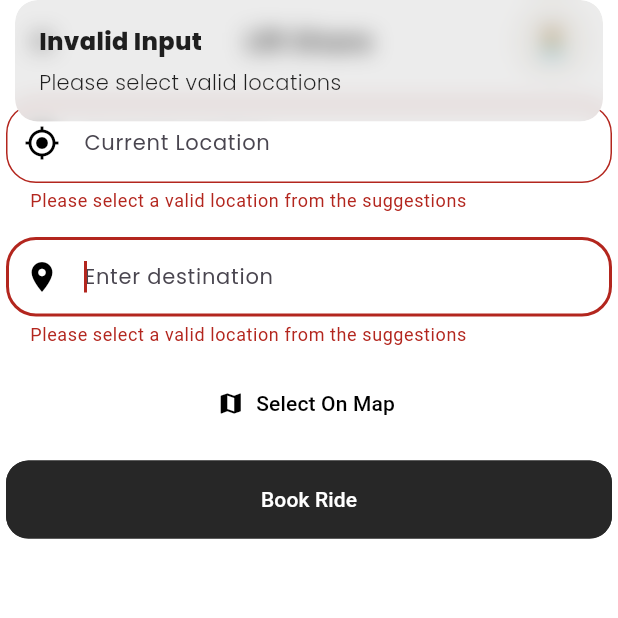
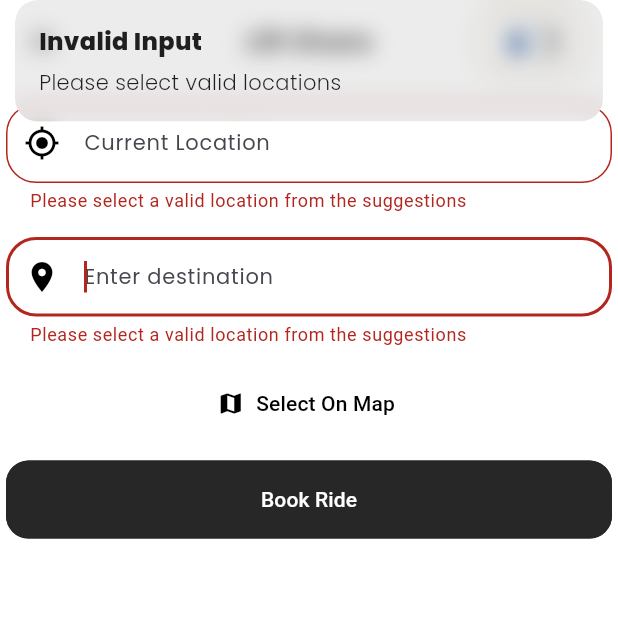
Before and after one commit to advikakshatdevansh/liftapp2, a Flutter app: the SelectLocation screen opened by its route, after a tap on "Book Ride", on a phone screen of 412 x 824 dp, the top half of it. Run offline on Flutter 3.47's test engine with Material 3 defaults, Android fonts, the phone set to English and light mode, and no system bars; our stand-ins replace badges, cloud_firestore, connectivity_plus, country_code_picker, firebase_auth, firebase_core and 20 more; missing offline and left inert: cloudinary_public, geoflutterfire_plus; accounts and stored records are empty.

Commit message:
profile pitcure

```diff
--- a/lib/features/booking/screens/selectLocation/widgets/appbar.dart
+++ b/lib/features/booking/screens/selectLocation/widgets/appbar.dart
@@ -6,12 +6,18 @@ import '../../../../../../utils/constants/colors.dart';
 import '../../../../../../utils/constants/image_strings.dart';
 import '../../../../../../utils/constants/text_strings.dart';
 import '../../../../../../utils/helpers/helper_functions.dart';
+import '../../../../../common/widgets/images/t_rounded_image.dart';
+import '../../../../../personalization/controllers/user_controller.dart';
 
 class DashboardAppBar extends StatelessWidget implements PreferredSizeWidget {
   const DashboardAppBar({super.key});
 
   @override
   Widget build(BuildContext context) {
+    final networkImage = UserController.instance.user.value.profilePicture;
+    final image = networkImage.isNotEmpty
+        ? networkImage
+        : TImages.tProfileImage;
     final dark = THelperFunctions.isDarkMode(context);
     return AppBar(
       elevation: 0,
@@ -23,14 +29,21 @@ class DashboardAppBar extends StatelessWidget implements PreferredSizeWidget {
       ),
       actions: [
         Container(
-          margin: const EdgeInsets.only(right: 20,),
+          margin: const EdgeInsets.only(right: 20),
           decoration: BoxDecoration(
             borderRadius: BorderRadius.circular(20),
             color: dark ? TColors.secondary : TColors.cardBackgroundColor,
           ),
           child: IconButton(
             onPressed: () => Get.toNamed(TRoutes.profileScreen),
-            icon: const Image(image: AssetImage(TImages.tUserProfileImage)),
+            icon: TRoundedImage(
+              width: 60,
+              height: 60,
+              isNetworkImage: networkImage.isNotEmpty,
+              fit: BoxFit.fill,
+              imageUrl: image,
+              borderRadius: 50,
+            ),
           ),
         ),
       ],
--- a/pubspec.yaml
+++ b/pubspec.yaml
@@ -33,6 +33,8 @@ dependencies:
   firebase_storage: ^13.0.2
   firebase_messaging: ^16.0.2
   firebase_crashlytics: ^5.0.2
+
+  cloudinary_public: ^0.23.1
 
   # Notification
   flutter_local_notifications: ^19.2.1
```
Also changed, not shown: lib/personalization/controllers/user_controller.dart (+31 -16 lines), lib/personalization/screens/profile/update_profile_screen.dart (+9 -3 lines).
